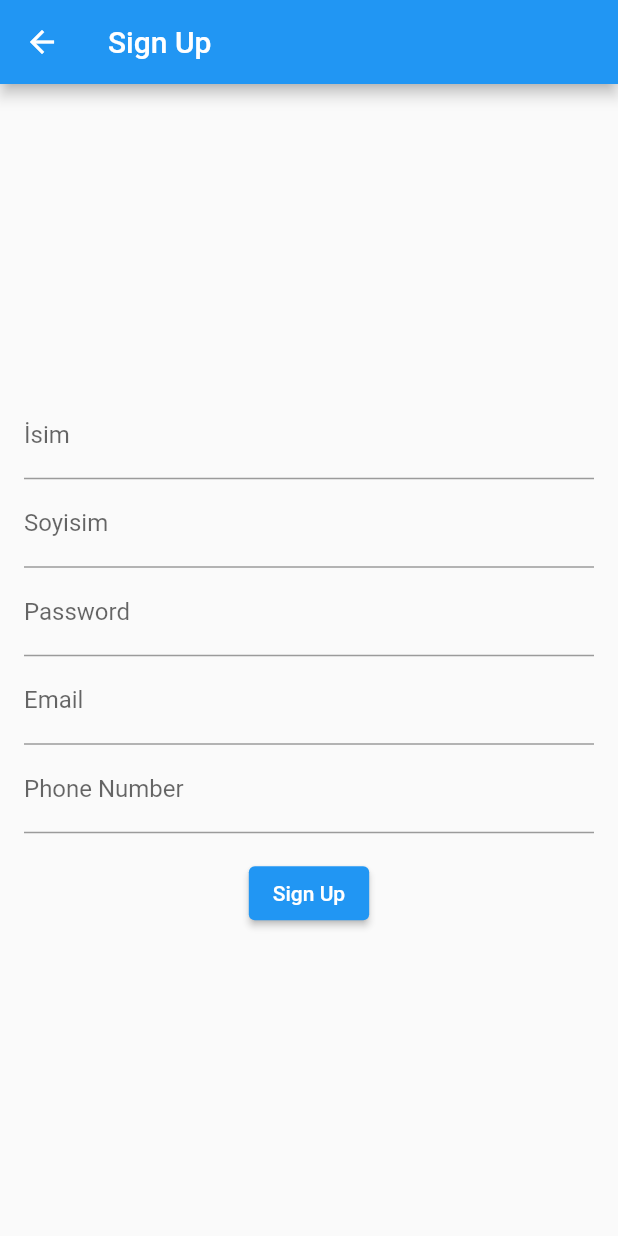
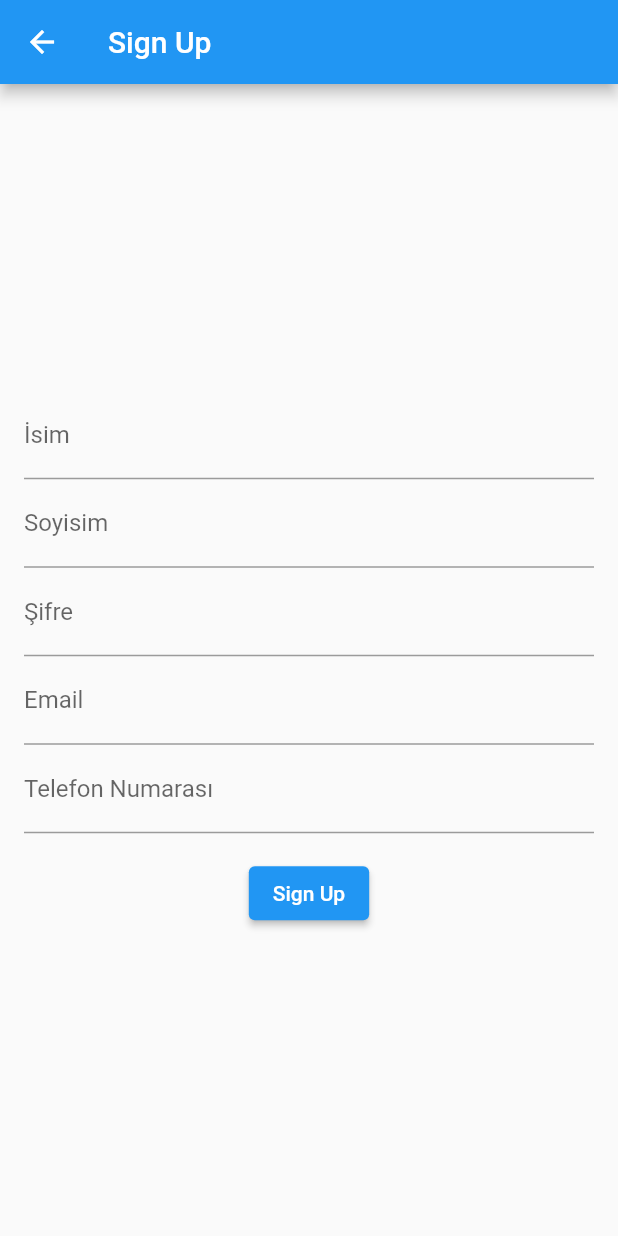
Before and after one commit to ErenErgen96/hayvan_otel-main, a Flutter app: the SignUp screen opened directly, after a tap on "Sign Up", on a phone screen of 412 x 824 dp. Run offline on Flutter 3.47's test engine with Material 2 defaults, Android fonts, the light colour scheme and no system bars; our stand-ins replace carousel_slider, fluttertoast, get, lottie, qr_flutter; missing offline and left inert: flutter_inappwebview; network calls fail.

Commit message:
login_singup_3

```diff
--- a/lib/view/login_screen.dart
+++ b/lib/view/login_screen.dart
@@ -26,8 +26,9 @@ class LoginScreen extends StatelessWidget {
     if (response.statusCode == 200) {
       final responseBody = json.decode(response.body);
       if (responseBody['isSuccess'] == true) {
+        print("Giriş başarılı oldu. Yanıt: ${response.body}");
         Fluttertoast.showToast(msg: "Giriş Başarılı");
-        print("Giriş başarılı oldu. Yanıt: ${response.body}");
+
         Get.to(() => SplashScreen());
       } else {
         Fluttertoast.showToast(msg: "Giriş Başarısız");
@@ -50,10 +51,10 @@ class LoginScreen extends StatelessWidget {
           children: [
             TextField(
                 controller: usernameController,
-                decoration: InputDecoration(labelText: 'Username')),
+                decoration: InputDecoration(labelText: 'Kullanıcı Adı')),
             TextField(
                 controller: passwordController,
-                decoration: InputDecoration(labelText: 'Password')),
+                decoration: InputDecoration(labelText: 'Şifre')),
             SizedBox(height: 16),
             ElevatedButton(
               onPressed: () => _login(context),
--- a/lib/view/signup_screen.dart
+++ b/lib/view/signup_screen.dart
@@ -16,7 +16,6 @@ class SignUp extends StatelessWidget {
 
   SignUp({super.key});
 
- final String dateTimeNow = DateFormat('yyyy-MM-dd HH:mm:ss').format(DateTime.now());
 
   void _signUp(BuildContext context) async {
     final response = await http.post(
@@ -30,7 +29,7 @@ class SignUp extends StatelessWidget {
         "kullaniciAd": usernameController.text,
         "kullaniciSoyad": usersirnameController.text,
         "eposta": emailController.text,
-        "qrid": dateTimeNow,
+        "qrid": "",
       }),
     );
 
@@ -38,7 +37,7 @@ class SignUp extends StatelessWidget {
       final responseBody = json.decode(response.body);
       if (responseBody['isSuccess'] == true) {
         String responseMsg = responseBody['responseMsg'];
-
+        print("Kayıt Başarılı Oldu: ${response.body}");
         Fluttertoast.showToast(msg: " $responseMsg");
         Get.to(() => LoginScreen());
       } else {
@@ -69,13 +68,13 @@ class SignUp extends StatelessWidget {
                 decoration: InputDecoration(labelText: 'Soyisim')),
             TextField(
                 controller: passwordController,
-                decoration: InputDecoration(labelText: 'Password')),
+                decoration: InputDecoration(labelText: 'Şifre')),
             TextField(
                 controller: emailController,
                 decoration: InputDecoration(labelText: 'Email')),
             TextField(
                 controller: phoneNumberController,
-                decoration: InputDecoration(labelText: 'Phone Number')),
+                decoration: InputDecoration(labelText: 'Telefon Numarası')),
             SizedBox(height: 16),
             ElevatedButton(
               onPressed: () => _signUp(context),
```
